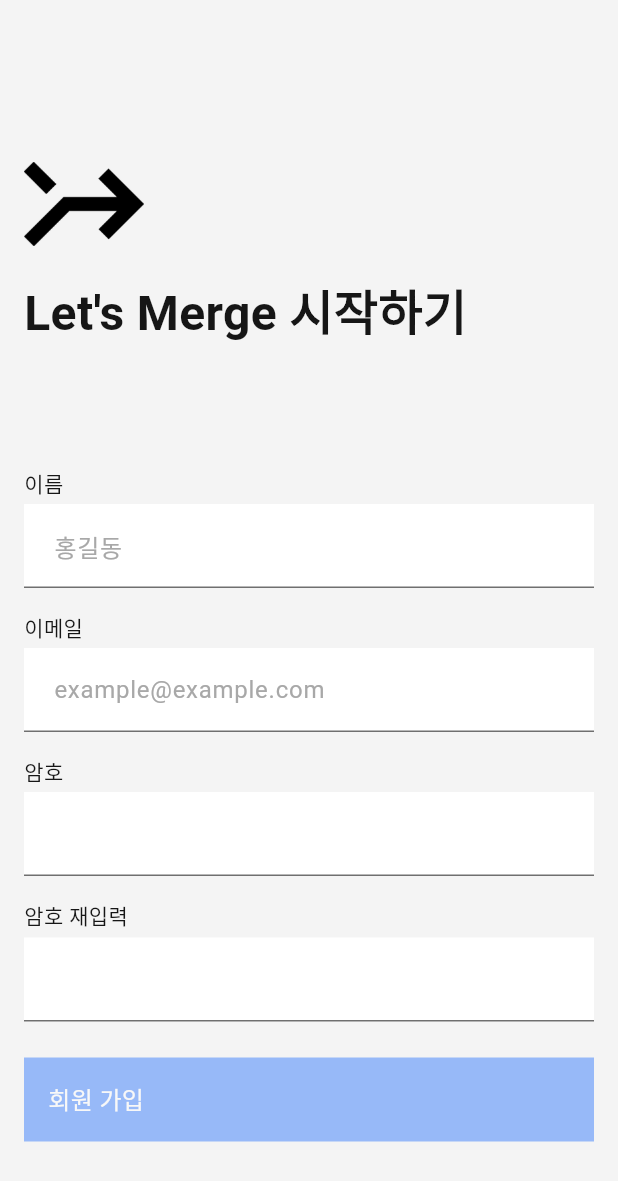
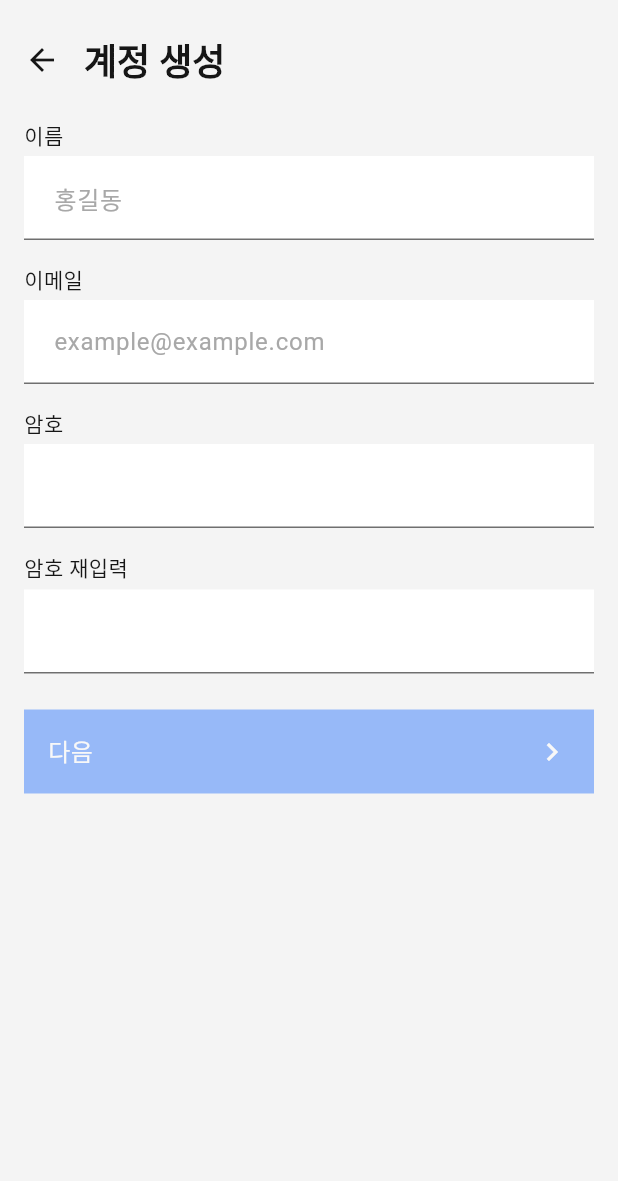
Before and after one commit to joonseo1227/LetsMerge-FE, a Flutter app: the SignUpPage screen opened directly, on a phone screen of 412 x 824 dp. Shown: the top 1181 px of the screen. Run offline on Flutter 3.47's test engine with Material 3 defaults, Android fonts, the phone set to English and light mode, and no system bars; our stand-ins replace firebase_auth, firebase_core, flutter_dotenv, flutter_riverpod; missing offline and left inert: flutter_naver_map; accounts and stored records are empty; Roboto replaces fonts that are missing (Pretendard).

Commit message:
fix: 로그인 및 계정 생성 페이지 UI 수정
- 로그인 예외 처리 수정

```diff
--- a/lib/screens/auth/sign_up_page.dart
+++ b/lib/screens/auth/sign_up_page.dart
@@ -1,8 +1,6 @@
 import 'package:flutter/material.dart';
 import 'package:flutter_riverpod/flutter_riverpod.dart';
-import 'package:letsmerge/models/theme_model.dart';
 import 'package:letsmerge/provider/auth_provider.dart';
-import 'package:letsmerge/provider/theme_provider.dart';
 import 'package:letsmerge/widgets/c_button.dart';
 import 'package:letsmerge/widgets/c_text_field.dart';
 
@@ -99,6 +97,8 @@ class _SignUpPageState extends ConsumerState<SignUpPage> {
       final password = _passwordController.text.trim();
 
       await authNotifier.signUpWithEmail(email, password, name);
+
+      if (!mounted) return;
       Navigator.pop(context);
     } catch (e) {
       setState(() {
@@ -118,38 +118,18 @@ class _SignUpPageState extends ConsumerState<SignUpPage> {
 
   @override
   Widget build(BuildContext context) {
-    final isDarkMode = ref.watch(themeProvider);
-
     return Scaffold(
-      body: SafeArea(
-        child: SingleChildScrollView(
+      appBar: AppBar(
+        title: Text('계정 생성'),
+        titleSpacing: 0,
+      ),
+      body: SingleChildScrollView(
+        child: SafeArea(
           child: Padding(
-            padding: EdgeInsets.all(16),
+            padding: EdgeInsets.fromLTRB(16, 0, 16, 16),
             child: Column(
               crossAxisAlignment: CrossAxisAlignment.start,
               children: [
-                const SizedBox(
-                  height: 80,
-                ),
-                SizedBox(
-                  width: 80,
-                  height: 80,
-                  child: Image.asset('assets/imgs/logo_black.png'),
-                ),
-                const SizedBox(
-                  height: 8,
-                ),
-                Text(
-                  'Let\'s Merge 시작하기',
-                  style: TextStyle(
-                    fontSize: 32,
-                    fontWeight: FontWeight.w700,
-                    color: ThemeModel.text(isDarkMode),
-                  ),
-                ),
-                const SizedBox(
-                  height: 80,
-                ),
                 CTextField(
                   label: '이름',
                   controller: _nameController,
@@ -194,7 +174,8 @@ class _SignUpPageState extends ConsumerState<SignUpPage> {
                   builder: (context, isEnabled, child) {
                     return CButton(
                       onTap: isEnabled ? _signUp : null,
-                      label: '회원 가입',
+                      label: '다음',
+                      icon: Icons.navigate_next,
                       width: double.maxFinite,
                     );
                   },
--- a/lib/screens/dev_page.dart
+++ b/lib/screens/dev_page.dart
@@ -198,7 +198,7 @@ class _DevPageState extends ConsumerState<DevPage> {
                       crossAxisAlignment: CrossAxisAlignment.start,
                       children: [
                         Text(
-                          '회원 가입',
+                          '계정 생성',
                           style: TextStyle(
                             fontSize: 16,
                             fontWeight: FontWeight.w500,
```
Also changed, not shown: lib/screens/auth/log_in_page.dart (+34 -8 lines), 2 other files.
